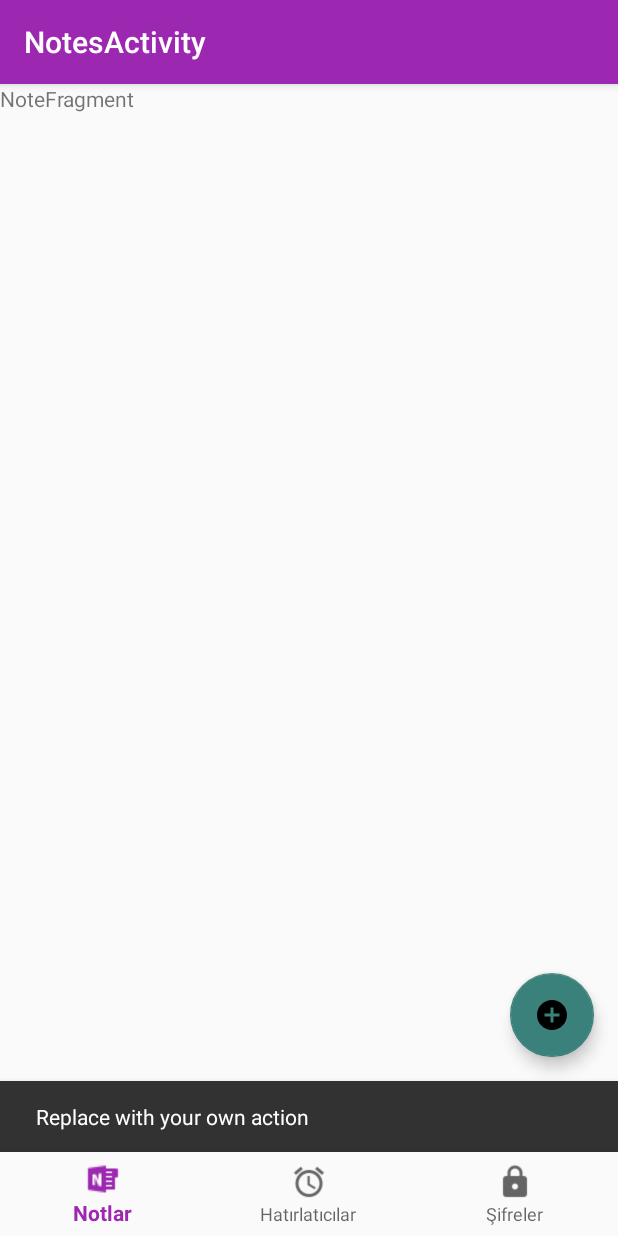
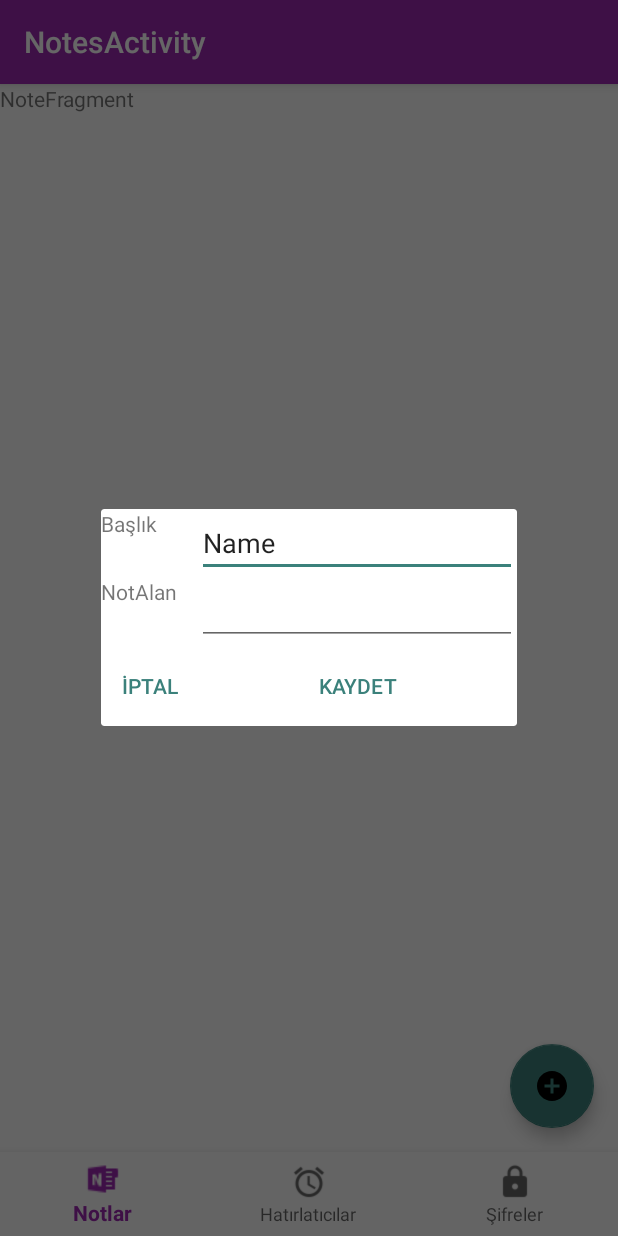
Before and after one commit to ihsanvarol/MyApplication, an Android app: the NotesActivity screen opened directly, with no data from a screen before it, after a tap on an icon or button, on a phone screen of 412 x 824 dp. Run offline under Robolectric (Android 15) with nearby library versions, the phone set to English and light mode, and no system bars.

Commit message:
some changes

```diff
--- a/app/build.gradle
+++ b/app/build.gradle
@@ -20,6 +20,8 @@ android {
 }
 
 dependencies {
+    def room_version = "1.1.1"
+
     implementation fileTree(dir: 'libs', include: ['*.jar'])
     implementation 'androidx.appcompat:appcompat:1.0.2'
     implementation 'androidx.legacy:legacy-support-v4:1.0.0'
@@ -29,4 +31,8 @@ dependencies {
     testİmplementation 'junit:junit:4.12'
     androidTestİmplementation 'androidx.test:runner:1.2.0'
     androidTestİmplementation 'androidx.test.espresso:espresso-core:3.2.0'
+    //room
+    implementation "android.arch.persistence.room:runtime:$room_version"
+    annotationProcessor "android.arch.persistence.room:compiler:$room_version"
+    testİmplementation "android.arch.persistence.room:testing:$room_version"
 }
--- /dev/null
+++ b/app/src/main/java/com/eliva/myapplication/AddNoteFragment.java
@@ -0,0 +1,111 @@
+package com.eliva.myapplication;
+
+import android.content.Context;
+import android.net.Uri;
+import android.os.Bundle;
+
+import androidx.fragment.app.DialogFragment;
+import androidx.fragment.app.Fragment;
+
+import android.view.LayoutInflater;
+import android.view.View;
+import android.view.ViewGroup;
+
+
+/**
+ * A simple {@link Fragment} subclass.
+ * Activities that contain this fragment must implement the
+ * {@link AddNoteFragment.OnFragmentInteractionListener} interface
+ * to handle interaction events.
+ * Use the {@link AddNoteFragment#newInstance} factory method to
+ * create an instance of this fragment.
+ */
+public class AddNoteFragment extends DialogFragment {
+    // TODO: Rename parameter arguments, choose names that match
+    // the fragment initialization parameters, e.g. ARG_ITEM_NUMBER
+    private static final String ARG_PARAM1 = "param1";
+    private static final String ARG_PARAM2 = "param2";
+
+    // TODO: Rename and change types of parameters
+    private String mParam1;
+    private String mParam2;
+
+    private OnFragmentInteractionListener mListener;
+
+    public AddNoteFragment() {
+        // Required empty public constructor
+    }
+
+    /**
+     * Use this factory method to create a new instance of
+     * this fragment using the provided parameters.
+     *
+     * @param param1 Parameter 1.
+     * @param param2 Parameter 2.
+     * @return A new instance of fragment AddNoteFragment.
+     */
+    // TODO: Rename and change types and number of parameters
+    public static AddNoteFragment newInstance(String param1, String param2) {
+        AddNoteFragment fragment = new AddNoteFragment();
+        Bundle args = new Bundle();
+        args.putString(ARG_PARAM1, param1);
+        args.putString(ARG_PARAM2, param2);
+        fragment.setArguments(args);
+        return fragment;
+    }
+
+    @Override
+    public void onCreate(Bundle savedInstanceState) {
+        super.onCreate(savedInstanceState);
+        if (getArguments() != null) {
+            mParam1 = getArguments().getString(ARG_PARAM1);
+            mParam2 = getArguments().getString(ARG_PARAM2);
+        }
+    }
+
+    @Override
+    public View onCreateView(LayoutInflater inflater, ViewGroup container,
+                             Bundle savedInstanceState) {
+        // Inflate the layout for this fragment
+        return inflater.inflate(R.layout.fragment_add_note, container, false);
+    }
+
+    // TODO: Rename method, update argument and hook method into UI event
+    public void onButtonPressed(Uri uri) {
+        if (mListener != null) {
+            mListener.onFragmentInteraction(uri);
+        }
+    }
+
+    @Override
+    public void onAttach(Context context) {
+        super.onAttach(context);
+        if (context instanceof OnFragmentInteractionListener) {
+            mListener = (OnFragmentInteractionListener) context;
+        } else {
+            throw new RuntimeException(context.toString()
+                    + " must implement OnFragmentInteractionListener");
+        }
+    }
+
+    @Override
+    public void onDetach() {
+        super.onDetach();
+        mListener = null;
+    }
+
+    /**
+     * This interface must be implemented by activities that contain this
+     * fragment to allow an interaction in this fragment to be communicated
+     * to the activity and potentially other fragments contained in that
+     * activity.
+     * <p>
+     * See the Android Training lesson <a href=
+     * "http://developer.android.com/training/basics/fragments/communicating.html"
+     * >Communicating with Other Fragments</a> for more information.
+     */
+    public interface OnFragmentInteractionListener {
+        // TODO: Update argument type and name
+        void onFragmentInteraction(Uri uri);
+    }
+}
--- a/app/src/main/java/com/eliva/myapplication/NotesActivity.java
+++ b/app/src/main/java/com/eliva/myapplication/NotesActivity.java
@@ -1,5 +1,6 @@
 package com.eliva.myapplication;
 
+import android.net.Uri;
 import android.os.Bundle;
 
 import com.google.android.material.bottomnavigation.BottomNavigationView;
@@ -14,7 +15,7 @@ import android.view.MenuItem;
 import android.view.View;
 import android.widget.TextView;
 
-public class NotesActivity extends AppCompatActivity {
+public class NotesActivity extends AppCompatActivity implements AddNoteFragment.OnFragmentInteractionListener {
     private TextView mTextMessage;
 
     private BottomNavigationView.OnNavigationItemSelectedListener navListener = new BottomNavigationView.OnNavigationItemSelectedListener() {
@@ -79,6 +80,8 @@ public class NotesActivity extends AppCompatActivity {
 
     }
 
+    @Override
+    public void onFragmentInteraction(Uri uri) {
 
-
+    }
 }
--- a/app/src/main/java/com/eliva/myapplication/NotesFragment.java
+++ b/app/src/main/java/com/eliva/myapplication/NotesFragment.java
@@ -29,13 +29,17 @@ public class NotesFragment extends Fragment {
         fab.setOnClickListener(new View.OnClickListener() {
             @Override
             public void onClick(View view) {
-                Snackbar.make(view, "Replace with your own action", Snackbar.LENGTH_LONG)
-                        .setAction("Action", null).show();
+                showDialogNote();
             }
         });
 
         return v;
     }
 
+    private void showDialogNote() {
+        AddNoteFragment note = new AddNoteFragment();
+        note.show(getFragmentManager(), "Add Note");
+    }
+
 
 }
--- /dev/null
+++ b/app/src/main/res/layout/fragment_add_note.xml
@@ -0,0 +1,80 @@
+<?xml version="1.0" encoding="utf-8"?>
+<LinearLayout xmlns:android="http://schemas.android.com/apk/res/android"
+    xmlns:tools="http://schemas.android.com/tools"
+    android:layout_width="match_parent"
+    android:layout_height="wrap_content"
+    android:gravity="center"
+    android:orientation="vertical"
+    tools:context=".AddNoteFragment">
+
+    <TableLayout
+        android:layout_width="match_parent"
+        android:layout_height="match_parent">
+
+        <TableRow
+            android:layout_width="match_parent"
+            android:layout_height="match_parent">
+
+            <TextView
+                android:id="@+id/addNoteTitle"
+                android:layout_width="match_parent"
+                android:layout_height="match_parent"
+                android:text="@string/addNoteTitle" />
+
+            <EditText
+                android:id="@+id/editText"
+                android:layout_width="wrap_content"
+                android:layout_height="wrap_content"
+                android:ems="10"
+                android:inputType="textPersonName"
+                android:text="Name" />
+        </TableRow>
+
+        <TableRow
+            android:layout_width="match_parent"
+            android:layout_height="match_parent">
+
+            <TextView
+                android:id="@+id/addNoteMemo"
+                android:layout_width="match_parent"
+                android:layout_height="match_parent"
+                android:text="@string/addNoteMemo" />
+
+            <EditText
+                android:id="@+id/editText2"
+                android:layout_width="match_parent"
+                android:layout_height="wrap_content"
+                android:ems="10"
+                android:gravity="start|top"
+                android:inputType="textMultiLine" />
+        </TableRow>
+
+        <TableRow
+            android:layout_width="match_parent"
+            android:layout_height="match_parent">
+
+        </TableRow>
+
+        <TableRow
+            android:layout_width="match_parent"
+            android:layout_height="match_parent">
+
+            <Button
+                android:id="@+id/noteCancelBtn"
+                style="?android:attr/buttonBarButtonStyle"
+                android:layout_width="wrap_content"
+                android:layout_height="wrap_content"
+                android:layout_weight="1"
+                android:text="@string/addNoteCancel" />
+
+            <Button
+                android:id="@+id/button2"
+                style="?android:attr/buttonBarButtonStyle"
+                android:layout_width="wrap_content"
+                android:layout_height="wrap_content"
+                android:layout_weight="1"
+                android:text="@string/addNoteOK" />
+        </TableRow>
+    </TableLayout>
+
+</LinearLayout>
--- /dev/null
+++ b/app/src/main/res/values-v21/strings.xml
@@ -0,0 +1,7 @@
+<?xml version="1.0" encoding="utf-8"?>
+<resources>
+    <string name="addNoteTitle">Başlık</string>
+    <string name="addNoteMemo">NotAlan</string>
+    <string name="addNoteCancel">İptal</string>
+    <string name="addNoteOK">Kaydet</string>
+</resources>
--- a/app/src/main/res/values/strings.xml
+++ b/app/src/main/res/values/strings.xml
@@ -32,4 +32,8 @@
 
     <!-- TODO: Remove or change this placeholder text -->
     <string name="hello_blank_fragment">Hello blank fragment</string>
+    <string name="addNoteTitle">Başlık</string>
+    <string name="addNoteMemo">NotAlan</string>
+    <string name="addNoteCancel">İptal</string>
+    <string name="addNoteOK">Kaydet</string>
 </resources>
```
Also changed, not shown: app/src/main/java/com/eliva/myapplication/db/model/NoteBO.java (added, +62 -0 lines).
